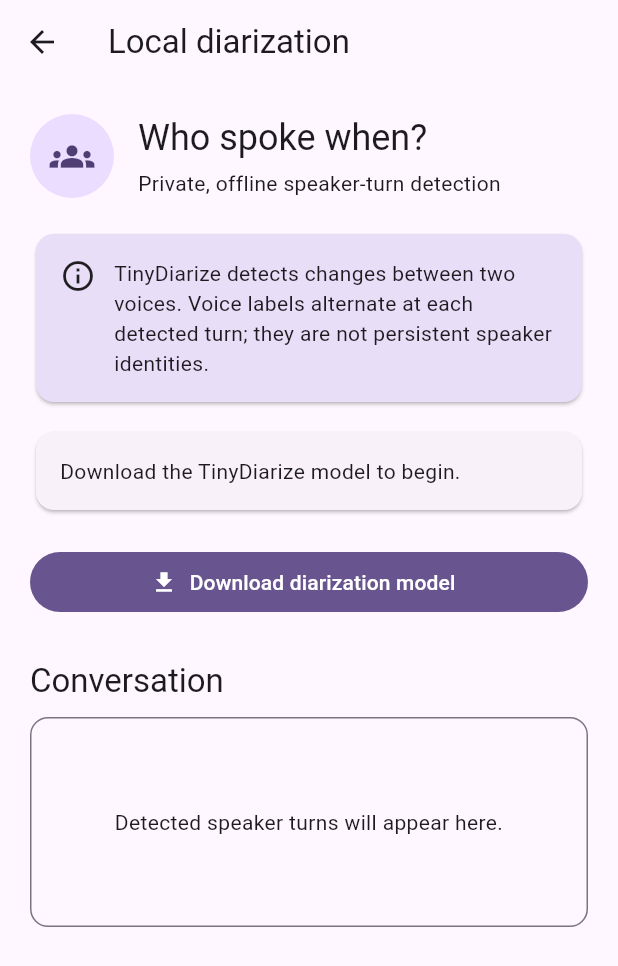
After one commit to 47gurvinder/whisper_cpp_flutter, a Flutter app: the DiarizationPage screen opened directly, on a phone screen of 412 x 824 dp. The commit adds this screen. Shown: the top 966 px of the screen. Run offline on Flutter 3.47's test engine with Material 3 defaults, Android fonts, the phone set to English and light mode, and no system bars; missing offline and left inert: dart:ffi; project files that could hold a hidden picture were left out.

Commit message:
feat: Add local diarization feature with TinyDiarize model and update README

```diff
--- /dev/null
+++ b/example/lib/diarization_page.dart
@@ -0,0 +1,499 @@
+import 'dart:async';
+import 'dart:typed_data';
+
+import 'package:flutter/material.dart';
+import 'package:whisper_cpp_flutter_plus/whisper_cpp_flutter_plus.dart';
+
+TranscribeOptions buildDiarizationOptions() => const TranscribeOptions(
+      language: 'en',
+      tokenTimestamps: true,
+      tinyDiarize: true,
+    );
+
+class DiarizationPage extends StatefulWidget {
+  const DiarizationPage({super.key});
+
+  @override
+  State<DiarizationPage> createState() => _DiarizationPageState();
+}
+
+class _DiarizationPageState extends State<DiarizationPage> {
+  static const _modelName = 'ggml-small.en-tdrz.bin';
+  static final _modelUrl = Uri.parse(
+    'https://huggingface.co/akashmjn/tinydiarize-whisper.cpp/'
+    'resolve/main/ggml-small.en-tdrz.bin',
+  );
+
+  final _modelManager = WhisperModelManager();
+  final _recorder = WhisperRecorder();
+  final _samples = <double>[];
+
+  WhisperEngine? _engine;
+  WhisperTask? _task;
+  StreamSubscription<RecordingChunk>? _recordingSubscription;
+  StreamSubscription<int>? _progressSubscription;
+
+  String _status = 'Checking for the TinyDiarize model…';
+  String? _error;
+  List<WhisperSegment> _segments = const [];
+  double? _downloadProgress;
+  int _transcriptionProgress = 0;
+  bool _isDownloading = false;
+  bool _isLoading = false;
+  bool _isRecording = false;
+  bool _isTranscribing = false;
+  bool _hasModel = false;
+
+  bool get _isBusy => _isDownloading || _isLoading || _isTranscribing;
+
+  @override
+  void initState() {
+    super.initState();
+    unawaited(_findAndLoadModel());
+  }
+
+  Future<void> _findAndLoadModel() async {
+    try {
+      final model = await _modelManager.find(_modelName);
+      if (!mounted) return;
+      if (model == null) {
+        setState(() {
+          _hasModel = false;
+          _status = 'Download the TinyDiarize model to begin.';
+        });
+        return;
+      }
+      setState(() => _hasModel = true);
+      await _loadModel(model.path);
+    } catch (error) {
+      if (mounted) _showError('Could not check the model directory', error);
+    }
+  }
+
+  Future<void> _downloadModel() async {
+    setState(() {
+      _isDownloading = true;
+      _downloadProgress = null;
+      _error = null;
+      _status = 'Downloading the TinyDiarize model (about 465 MB)…';
+    });
+    try {
+      await for (final progress in _modelManager.download(
+        _modelUrl,
+        _modelName,
+      )) {
+        if (!mounted) return;
+        setState(() => _downloadProgress = progress.fraction);
+      }
+      final model = await _modelManager.find(_modelName);
+      if (model == null) {
+        throw StateError('The downloaded model was not found.');
+      }
+      if (!mounted) return;
+      setState(() {
+        _isDownloading = false;
+        _downloadProgress = null;
+        _hasModel = true;
+      });
+      await _loadModel(model.path);
+    } catch (error) {
+      if (!mounted) return;
+      setState(() {
+        _isDownloading = false;
+        _downloadProgress = null;
+        _hasModel = false;
+      });
+      _showError('Model download failed', error);
+    }
+  }
+
+  Future<void> _loadModel(String path) async {
+    setState(() {
+      _isLoading = true;
+      _error = null;
+      _status = 'Loading the TinyDiarize model…';
+    });
+    try {
+      final engine = await WhisperEngine.load(path);
+      if (!mounted) {
+        engine.dispose();
+        return;
+      }
+      _engine?.dispose();
+      setState(() {
+        _engine = engine;
+        _isLoading = false;
+        _status = 'Ready. Record a conversation between two speakers.';
+      });
+    } catch (error) {
+      if (!mounted) return;
+      setState(() => _isLoading = false);
+      _showError('Could not load the TinyDiarize model', error);
+    }
+  }
+
+  Future<void> _startRecording() async {
+    if (_engine == null) return;
+    try {
+      final granted = await _recorder.requestPermission();
+      if (!granted) {
+        throw StateError('Microphone permission was not granted.');
+      }
+      _samples.clear();
+      final stream = await _recorder.start();
+      _recordingSubscription = stream.listen(
+        (chunk) => _samples.addAll(chunk.samples),
+        onError: (Object error) {
+          if (mounted) _showError('Recording failed', error);
+        },
+      );
+      if (!mounted) return;
+      setState(() {
+        _isRecording = true;
+        _segments = const [];
+        _error = null;
+        _status = 'Recording both speakers…';
+      });
+    } catch (error) {
+      if (mounted) _showError('Could not start recording', error);
+    }
+  }
+
+  Future<void> _stopAndDiarize() async {
+    try {
+      await _recorder.stop();
+      await _recordingSubscription?.cancel();
+      _recordingSubscription = null;
+      if (!mounted) return;
+      setState(() => _isRecording = false);
+      if (_samples.isEmpty) {
+        throw StateError('No microphone samples were captured.');
+      }
+      await _diarize(Float32List.fromList(_samples));
+    } catch (error) {
+      if (mounted) _showError('Could not process the recording', error);
+    }
+  }
+
+  Future<void> _diarize(Float32List samples) async {
+    final engine = _engine;
+    if (engine == null) return;
+    setState(() {
+      _isTranscribing = true;
+      _transcriptionProgress = 0;
+      _error = null;
+      _status = 'Detecting speech and speaker turns on this device…';
+    });
+    try {
+      final task = engine.transcribe(
+        samples,
+        options: buildDiarizationOptions(),
+      );
+      _task = task;
+      _progressSubscription = task.progress.listen((progress) {
+        if (mounted) setState(() => _transcriptionProgress = progress);
+      });
+      final result = await task.result;
+      if (!mounted) return;
+      setState(() {
+        _segments = result.segments;
+        _status = 'Finished locally in '
+            '${(result.processingTime.inMilliseconds / 1000).toStringAsFixed(1)}s.';
+      });
+    } catch (error) {
+      if (mounted) _showError('Diarization failed', error);
+    } finally {
+      await _progressSubscription?.cancel();
+      _progressSubscription = null;
+      _task = null;
+      if (mounted) setState(() => _isTranscribing = false);
+    }
+  }
+
+  void _cancelDiarization() {
+    _task?.cancel();
+    setState(() => _status = 'Cancelling diarization…');
+  }
+
+  void _showError(String message, Object error) {
+    if (!mounted) return;
+    setState(() {
+      _error = '$message: $error';
+      _status = message;
+    });
+  }
+
+  @override
+  void dispose() {
+    final engine = _engine;
+    unawaited(_recordingSubscription?.cancel());
+    unawaited(_progressSubscription?.cancel());
+    if (_isRecording) unawaited(_recorder.stop());
+    _task?.cancel();
+    if (_isTranscribing && _task != null) {
+      unawaited(
+        _task!.result.then<void>(
+          (_) => engine?.dispose(),
+          onError: (_) => engine?.dispose(),
+        ),
+      );
+    } else {
+      engine?.dispose();
+    }
+    super.dispose();
+  }
+
+  @override
+  Widget build(BuildContext context) {
+    final colors = Theme.of(context).colorScheme;
+    return Scaffold(
+      appBar: AppBar(title: const Text('Local diarization')),
+      body: SafeArea(
+        child: ListView(
+          padding: const EdgeInsets.all(20),
+          children: [
+            Row(
+              children: [
+                CircleAvatar(
+                  radius: 28,
+                  backgroundColor: colors.primaryContainer,
+                  child: Icon(
+                    Icons.groups,
+                    size: 30,
+                    color: colors.onPrimaryContainer,
+                  ),
+                ),
+                const SizedBox(width: 16),
+                Expanded(
+                  child: Column(
+                    crossAxisAlignment: CrossAxisAlignment.start,
+                    children: [
+                      Text(
+                        'Who spoke when?',
+                        style: Theme.of(context).textTheme.headlineSmall,
+                      ),
+                      const SizedBox(height: 4),
+                      const Text('Private, offline speaker-turn detection'),
+                    ],
+                  ),
+                ),
+              ],
+            ),
+            const SizedBox(height: 20),
+            Card(
+              color: colors.secondaryContainer,
+              child: const Padding(
+                padding: EdgeInsets.all(16),
+                child: Row(
+                  crossAxisAlignment: CrossAxisAlignment.start,
+                  children: [
+                    Icon(Icons.info_outline),
+                    SizedBox(width: 12),
+                    Expanded(
+                      child: Text(
+                        'TinyDiarize detects changes between two voices. '
+                        'Voice labels alternate at each detected turn; they '
+                        'are not persistent speaker identities.',
+                      ),
+                    ),
+                  ],
+                ),
+              ),
+            ),
+            const SizedBox(height: 12),
+            Card(
+              child: Padding(
+                padding: const EdgeInsets.all(16),
+                child: Column(
+                  crossAxisAlignment: CrossAxisAlignment.stretch,
+                  children: [
+                    Text(_status),
+                    if (_isDownloading) ...[
+                      const SizedBox(height: 12),
+                      LinearProgressIndicator(value: _downloadProgress),
+                      const SizedBox(height: 8),
+                      Text(
+                        _downloadProgress == null
+                            ? 'Starting download…'
+                            : '${(_downloadProgress! * 100).toStringAsFixed(0)}%',
+                      ),
+                    ],
+                    if (_isLoading) ...[
+                      const SizedBox(height: 12),
+                      const LinearProgressIndicator(),
+                    ],
+                    if (_isTranscribing) ...[
+                      const SizedBox(height: 12),
+                      LinearProgressIndicator(
+                        value: _transcriptionProgress / 100,
+                      ),
+                      const SizedBox(height: 8),
+                      Text('$_transcriptionProgress%'),
+                    ],
+                  ],
+                ),
+              ),
+            ),
+            if (_error != null) ...[
+              const SizedBox(height: 12),
+              Card(
+                color: colors.errorContainer,
+                child: Padding(
+                  padding: const EdgeInsets.all(16),
+                  child: Text(_error!),
+                ),
+              ),
+            ],
+            const SizedBox(height: 20),
+            if (!_hasModel)
+              FilledButton.icon(
+                onPressed: _isBusy ? null : _downloadModel,
+                icon: const Icon(Icons.download),
+                label: const Text('Download diarization model'),
+              )
+            else if (_engine == null)
+              FilledButton.icon(
+                onPressed: _isBusy ? null : _findAndLoadModel,
+                icon: const Icon(Icons.refresh),
+                label: const Text('Retry loading model'),
+              )
+            else if (_isRecording)
+              FilledButton.icon(
+                onPressed: _stopAndDiarize,
+                icon: const Icon(Icons.stop),
+                label: const Text('Stop and detect speakers'),
+              )
+            else if (_isTranscribing)
+              OutlinedButton.icon(
+                onPressed: _cancelDiarization,
+                icon: const Icon(Icons.cancel),
+                label: const Text('Cancel diarization'),
+              )
+            else
+              FilledButton.icon(
+                onPressed: _isBusy ? null : _startRecording,
+                icon: const Icon(Icons.mic),
+                label: const Text('Record a conversation'),
+              ),
+            const SizedBox(height: 28),
+            Row(
+              children: [
+                Text(
+                  'Conversation',
+                  style: Theme.of(context).textTheme.titleLarge,
+                ),
+                const Spacer(),
+                if (_segments.isNotEmpty)
+                  Text(
+                    '${_segments.length} segments',
+                    style: Theme.of(context).textTheme.bodySmall,
+                  ),
+              ],
+            ),
+            const SizedBox(height: 10),
+            if (_segments.isEmpty)
+              Container(
+                constraints: const BoxConstraints(minHeight: 140),
+                padding: const EdgeInsets.all(20),
+                decoration: BoxDecoration(
+                  border: Border.all(color: Theme.of(context).dividerColor),
+                  borderRadius: BorderRadius.circular(12),
+                ),
+                child: const Center(
+                  child: Text(
+                    'Detected speaker turns will appear here.',
+                    textAlign: TextAlign.center,
+                  ),
+                ),
+              )
+            else
+              ..._buildConversation(),
+          ],
+        ),
+      ),
+    );
+  }
+
+  List<Widget> _buildConversation() {
+    var speaker = 0;
+    final cards = <Widget>[];
+    for (final segment in _segments) {
+      cards.add(
+        Padding(
+          padding: const EdgeInsets.only(bottom: 10),
+          child: _SpeakerTurnCard(segment: segment, speaker: speaker),
+        ),
+      );
+      if (segment.speakerTurnNext) speaker = 1 - speaker;
+    }
+    return cards;
+  }
+}
+
+class _SpeakerTurnCard extends StatelessWidget {
+  const _SpeakerTurnCard({required this.segment, required this.speaker});
+
+  final WhisperSegment segment;
+  final int speaker;
+
+  @override
+  Widget build(BuildContext context) {
+    final colors = Theme.of(context).colorScheme;
+    final isVoiceA = speaker == 0;
+    final accent = isVoiceA ? colors.primary : colors.tertiary;
+    final background =
+        isVoiceA ? colors.primaryContainer : colors.tertiaryContainer;
+    return Card(
+      margin: EdgeInsets.zero,
+      child: Padding(
+        padding: const EdgeInsets.all(16),
+        child: Row(
+          crossAxisAlignment: CrossAxisAlignment.start,
+          children: [
+            CircleAvatar(
+              radius: 18,
+              backgroundColor: background,
+              foregroundColor: accent,
+              child: Text(isVoiceA ? 'A' : 'B'),
+            ),
+            const SizedBox(width: 12),
+            Expanded(
+              child: Column(
+                crossAxisAlignment: CrossAxisAlignment.start,
+                children: [
+                  Row(
+                    children: [
+                      Text(
+                        isVoiceA ? 'Voice A' : 'Voice B',
+                        style: Theme.of(context).textTheme.labelLarge?.copyWith(
+                              color: accent,
+                            ),
+                      ),
+                      const Spacer(),
+                      Text(
+                        '${_formatTime(segment.start)} – '
+                        '${_formatTime(segment.end)}',
+                        style: Theme.of(context).textTheme.bodySmall,
+                      ),
+                    ],
+                  ),
+                  const SizedBox(height: 6),
+                  SelectableText(
+                    segment.text.trim(),
+                    style: Theme.of(context).textTheme.bodyLarge,
+                  ),
+                ],
+              ),
+            ),
+          ],
+        ),
+      ),
+    );
+  }
+
+  String _formatTime(Duration value) {
+    final minutes = value.inMinutes.toString().padLeft(2, '0');
+    final seconds = (value.inSeconds % 60).toString().padLeft(2, '0');
+    return '$minutes:$seconds';
+  }
+}
--- a/pubspec.yaml
+++ b/pubspec.yaml
@@ -11,7 +11,7 @@ topics:
   - speech-to-text
   - transcription
   - offline
-  - ai
+  - gdx
 
 environment:
   sdk: '>=3.3.0 <4.0.0'
```
Also changed, not shown: example/lib/main.dart (+30 -1 lines), 2 other files.
